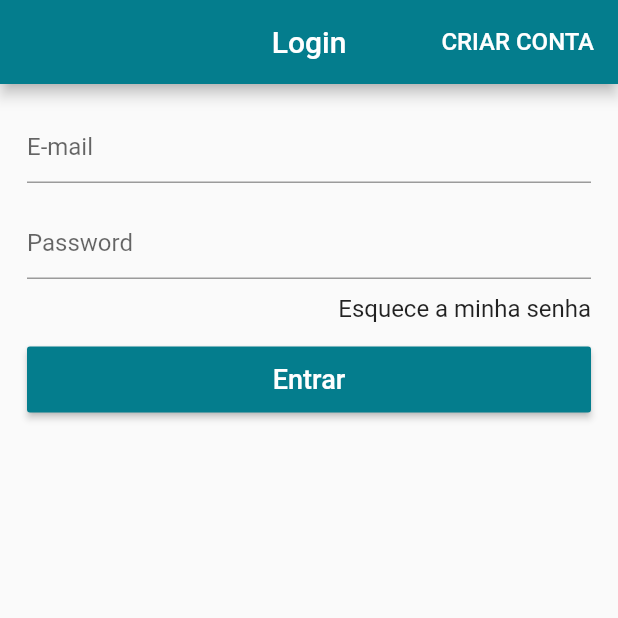
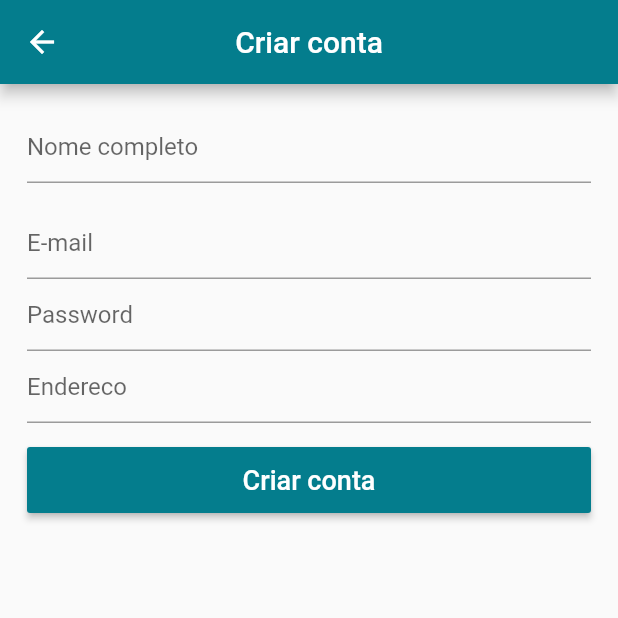
Before and after one commit to Erasmojf/Loja-Nove, a Flutter app: the LoginScreen screen opened directly, after a tap on "CRIAR CONTA", on a phone screen of 412 x 824 dp, the top half of it. Run offline on Flutter 3.47's test engine with Material 2 defaults, Android fonts, the phone set to English and light mode, and no system bars; our stand-ins replace carousel_pro, cloud_firestore, firebase_core, transparent_image; accounts and stored records are empty.

Commit message:
CM- Criação do cadastro usuários

```diff
--- a/loja_nove/lib/main.dart
+++ b/loja_nove/lib/main.dart
@@ -2,14 +2,13 @@ import 'package:flutter/material.dart';
 import 'package:loja_nove/screens/home_screen.dart';
 
 import 'package:firebase_core/firebase_core.dart';
-import 'package:loja_nove/screens/login_screen.dart';
 
 void main() async {
   WidgetsFlutterBinding.ensureInitialized();
   await Firebase.initializeApp();
   runApp(MaterialApp(
     debugShowCheckedModeBanner: false,
-    home: LoginScreen(),
+    home: HomeScreen(),
     theme: ThemeData(
         primarySwatch: Colors.blue,
         primaryColor: Color.fromARGB(255, 4, 125, 141)),
--- a/loja_nove/lib/screens/login_screen.dart
+++ b/loja_nove/lib/screens/login_screen.dart
@@ -1,4 +1,5 @@
 import 'package:flutter/material.dart';
+import 'package:loja_nove/screens/signup_screen.dart';
 
 class LoginScreen extends StatefulWidget {
   @override
@@ -16,7 +17,10 @@ class _LoginScreenState extends State<LoginScreen> {
         centerTitle: true,
         actions: [
           FlatButton(
-            onPressed: () {},
+            onPressed: () {
+              Navigator.of(context).pushReplacement(
+                  MaterialPageRoute(builder: (context) => SignUpScreen()));
+            },
             child: Text(
               'CRIAR CONTA',
               style: TextStyle(
--- /dev/null
+++ b/loja_nove/lib/screens/signup_screen.dart
@@ -0,0 +1,81 @@
+import 'package:flutter/material.dart';
+
+class SignUpScreen extends StatelessWidget {
+  final passwordController = TextEditingController();
+  final _formKey = GlobalKey<FormState>();
+  @override
+  Widget build(BuildContext context) {
+    final primeryColor = Theme.of(context).primaryColor;
+    return Scaffold(
+      appBar: AppBar(
+        title: Text('Criar conta'),
+        centerTitle: true,
+      ),
+      body: Form(
+        key: _formKey,
+        child: ListView(
+          padding: EdgeInsets.all(18.0),
+          children: [
+            TextFormField(
+              keyboardType: TextInputType.name,
+              validator: (text) {
+                if (text.isEmpty) return 'Informe nome completo';
+              },
+              decoration: InputDecoration(
+                hintText: 'Nome completo',
+              ),
+            ),
+            SizedBox(height: 16.0),
+            TextFormField(
+              validator: (text) {
+                if (text.isEmpty || text.contains("@"))
+                  return 'E-mail invalido!';
+              },
+              keyboardType: TextInputType.emailAddress,
+              decoration: InputDecoration(
+                hintText: 'E-mail',
+              ),
+            ),
+            TextFormField(
+              controller: passwordController,
+              validator: (text) {
+                if (text.isEmpty || text.length < 6) return 'Senha curto!';
+              },
+              keyboardType: TextInputType.visiblePassword,
+              obscureText: true,
+              decoration: InputDecoration(
+                hintText: 'Password',
+              ),
+            ),
+            TextFormField(
+              keyboardType: TextInputType.text,
+              validator: (text) {
+                if (text.isEmpty) return 'Endereco invalido!';
+              },
+              decoration: InputDecoration(
+                hintText: 'Endereco',
+              ),
+            ),
+            SizedBox(height: 16.0),
+            SizedBox(
+              height: 44.0,
+              child: RaisedButton(
+                child: Text(
+                  'Criar conta',
+                  style: TextStyle(
+                    fontSize: 18.0,
+                    color: Colors.white,
+                  ),
+                ),
+                color: primeryColor,
+                onPressed: () {
+                  if (_formKey.currentState.validate()) {}
+                },
+              ),
+            ),
+          ],
+        ),
+      ),
+    );
+  }
+}
--- a/loja_nove/lib/widgets/custom_drawer.dart
+++ b/loja_nove/lib/widgets/custom_drawer.dart
@@ -1,4 +1,5 @@
 import 'package:flutter/material.dart';
+import 'package:loja_nove/screens/login_screen.dart';
 import 'package:loja_nove/tiles/drawer_tiles.dart';
 
 class CustomDrawer extends StatelessWidget {
@@ -6,11 +7,11 @@ class CustomDrawer extends StatelessWidget {
   CustomDrawer(this.pageController);
   @override
   Widget build(BuildContext context) {
-      Widget _buildDrawerBack() =>
-          Container(
+    Widget _buildDrawerBack() => Container(
           decoration: BoxDecoration(
             gradient: LinearGradient(
-                colors: [Color.fromARGB(255, 203, 236, 241),
+              colors: [
+                Color.fromARGB(255, 203, 236, 241),
                 Colors.white,
               ],
               begin: Alignment.topCenter,
@@ -34,9 +35,11 @@ class CustomDrawer extends StatelessWidget {
                     Positioned(
                       top: 8.0,
                       left: 0.0,
-                          child: Text('Loja 9\nNovidade', style: TextStyle(
-                              fontSize: 24.0, fontWeight: FontWeight.bold,)),
-
+                      child: Text('Loja 9\nNovidade',
+                          style: TextStyle(
+                            fontSize: 24.0,
+                            fontWeight: FontWeight.bold,
+                          )),
                     ),
                     Positioned(
                         left: 0.0,
@@ -44,16 +47,23 @@ class CustomDrawer extends StatelessWidget {
                         child: Column(
                           crossAxisAlignment: CrossAxisAlignment.start,
                           children: [
-                              Text('Olá,', style: TextStyle(fontSize: 18.0,
-                                  fontWeight: FontWeight.bold),
+                            Text(
+                              'Olá,',
+                              style: TextStyle(
+                                  fontSize: 18.0, fontWeight: FontWeight.bold),
                             ),
                             GestureDetector(
-                                child: Text('Entre ou cadastre-se >', style: TextStyle(
+                              child: Text(
+                                'Entre ou cadastre-se >',
+                                style: TextStyle(
                                   color: Theme.of(context).primaryColor,
-                                  fontSize: 16.0, fontWeight: FontWeight.bold,),
+                                  fontSize: 16.0,
+                                  fontWeight: FontWeight.bold,
                                 ),
-                                onTap: (){
-
+                              ),
+                              onTap: () {
+                                Navigator.of(context).push(MaterialPageRoute(
+                                    builder: (context) => LoginScreen()));
                               },
                             )
                           ],
@@ -64,8 +74,9 @@ class CustomDrawer extends StatelessWidget {
               Divider(),
               DrawerTile(Icons.home, 'Inicio', pageController, 0),
               DrawerTile(Icons.list, 'Produtos', pageController, 1),
-                DrawerTile(Icons.location_on, 'Lojas',pageController, 2),
-                DrawerTile(Icons.playlist_add_check, 'Meus pedidos',pageController, 3),
+              DrawerTile(Icons.location_on, 'Lojas', pageController, 2),
+              DrawerTile(
+                  Icons.playlist_add_check, 'Meus pedidos', pageController, 3),
             ],
           )
         ],
```
Lines whose indentation alone changed are shown as unchanged.
